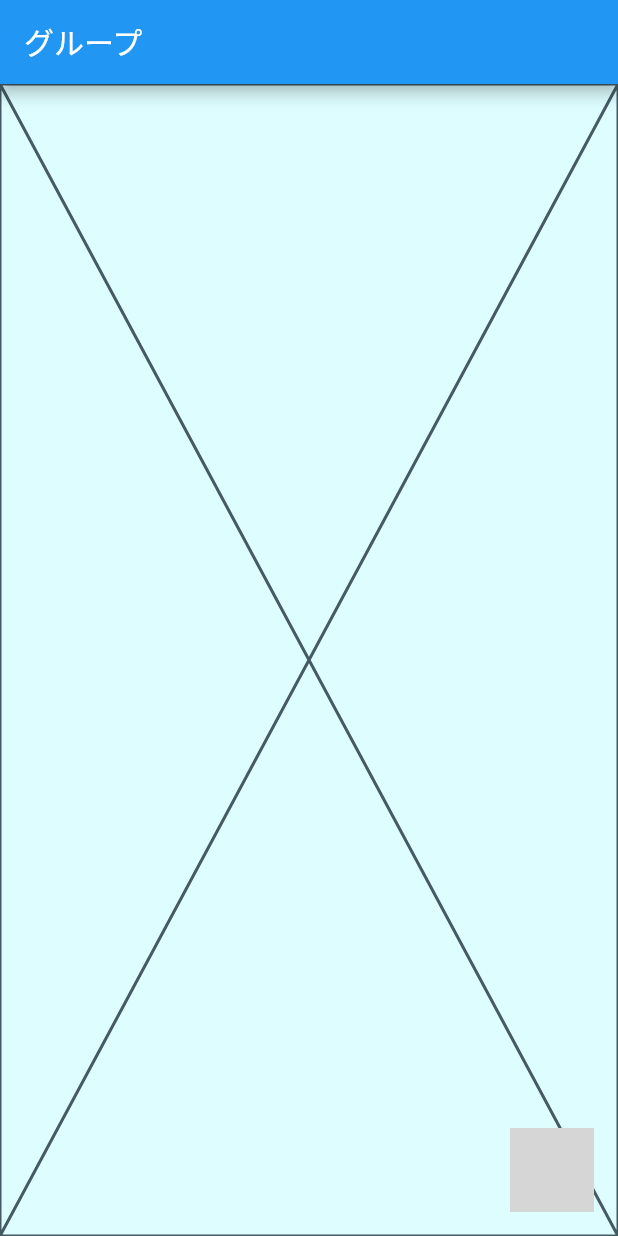
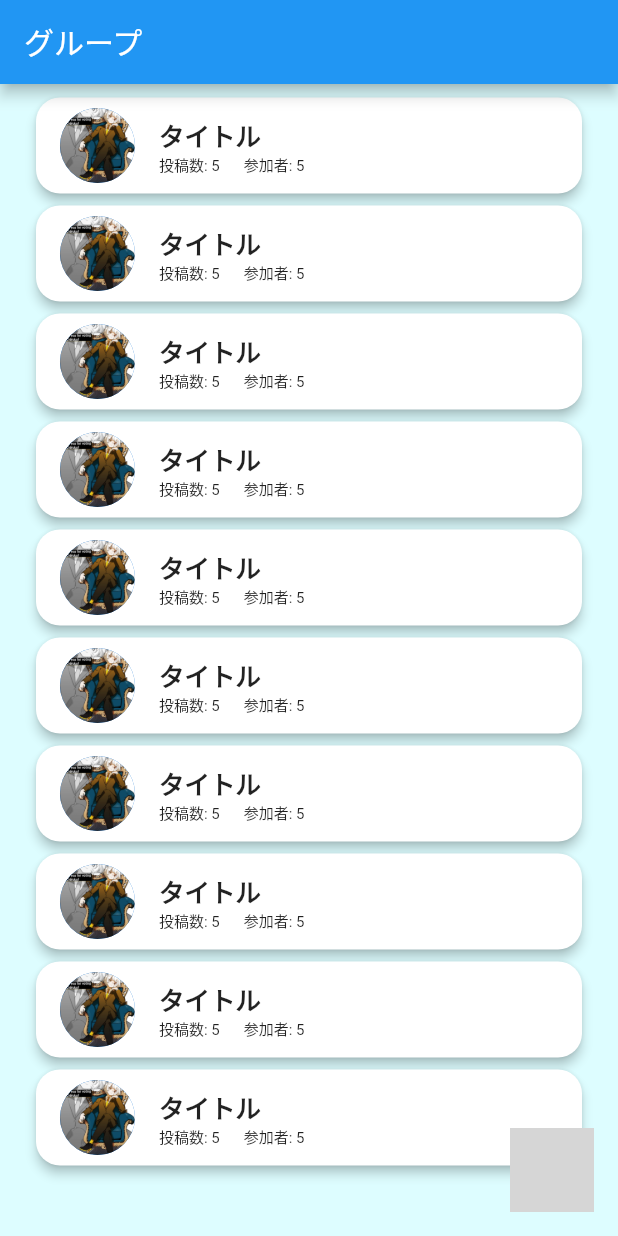
Before and after one commit to shotaro427/ImageShareApp, a Flutter app: the RoomListPage screen opened directly, on a phone screen of 412 x 824 dp. Run offline on Flutter 3.47's test engine with Material 2 defaults, Android fonts, the phone set to English and light mode, and no system bars; our stand-ins replace awesome_dialog, cloud_firestore, device_info, firebase_analytics, firebase_auth, firebase_storage and 10 more; missing offline and left inert: apple_sign_in, firebase_admob, floating_action_bubble, flutter_auth_buttons, flutter_state_notifier; accounts and stored records are empty; generated files the repository leaves out were written again; grey boxes are pictures that could not be loaded.

Commit message:
グループ一覧の静的実装

```diff
--- a/lib/model/controllers/room_list_controller/room_list_controller.dart
+++ b/lib/model/controllers/room_list_controller/room_list_controller.dart
@@ -1,4 +1,3 @@
-import 'package:flutter/material.dart';
 import 'package:flutter_riverpod/flutter_riverpod.dart';
 import 'package:image_share_app/model/controllers/room_list_controller/room_list_state.dart';
 import 'package:state_notifier/state_notifier.dart';
--- a/lib/model/entities/room.entity.dart
+++ b/lib/model/entities/room.entity.dart
@@ -1,6 +1,10 @@
+import 'package:flutter_riverpod/flutter_riverpod.dart';
 import 'package:freezed_annotation/freezed_annotation.dart';
+import 'package:state_notifier/state_notifier.dart';
 part 'room.entity.freezed.dart';
 part 'room.entity.g.dart';
+
+final roomStore = StateNotifierProvider((ref) => RoomController());
 
 @freezed
 abstract class RoomState with _$RoomState {
@@ -17,3 +21,11 @@ abstract class RoomState with _$RoomState {
   factory RoomState.fromJson(Map<String, dynamic> json) =>
       _$RoomStateFromJson(json);
 }
+
+class RoomController extends StateNotifier<RoomState> {
+  RoomController() : super(const RoomState());
+
+  void updateRoom(RoomState room) {
+    state = room;
+  }
+}
--- /dev/null
+++ b/lib/pages/room_list/room_item.dart
@@ -0,0 +1,62 @@
+import 'package:flutter/material.dart';
+import 'package:flutter/widgets.dart';
+
+class RoomItem extends StatelessWidget {
+  @override
+  Widget build(BuildContext context) {
+    return Padding(
+      padding: const EdgeInsets.symmetric(horizontal: 20),
+      child: SizedBox(
+        height: 72,
+        child: Card(
+          elevation: 3,
+          shape: RoundedRectangleBorder(
+            borderRadius: BorderRadius.circular(16),
+          ),
+          child: Padding(
+            padding: const EdgeInsets.symmetric(horizontal: 16),
+            child: Row(
+              children: [
+                CircleAvatar(
+                  backgroundImage: AssetImage('images/icon.jpeg'),
+                  radius: 25,
+                ),
+                Padding(
+                  padding: const EdgeInsets.symmetric(horizontal: 16),
+                  child: Column(
+                    mainAxisAlignment: MainAxisAlignment.center,
+                    crossAxisAlignment: CrossAxisAlignment.start,
+                    children: [
+                      Text(
+                        'タイトル',
+                        style: TextStyle(
+                          fontSize: 17,
+                          fontWeight: FontWeight.bold,
+                        ),
+                      ),
+                      Row(
+                        children: [
+                          Padding(
+                            padding: const EdgeInsets.only(right: 16),
+                            child: Text(
+                              '投稿数: 5',
+                              style: TextStyle(fontSize: 10),
+                            ),
+                          ),
+                          Text(
+                            '参加者: 5',
+                            style: TextStyle(fontSize: 10),
+                          ),
+                        ],
+                      )
+                    ],
+                  ),
+                ),
+              ],
+            ),
+          ),
+        ),
+      ),
+    );
+  }
+}
--- /dev/null
+++ b/lib/pages/room_list/room_list.dart
@@ -0,0 +1,18 @@
+import 'package:flutter/material.dart';
+import 'package:flutter/widgets.dart';
+import 'package:image_share_app/pages/room_list/room_item.dart';
+
+class RoomList extends StatelessWidget {
+  @override
+  Widget build(BuildContext context) {
+    return Padding(
+      padding: const EdgeInsets.only(top: 5),
+      child: ListView.builder(
+        itemBuilder: (BuildContext context, int index) {
+          return RoomItem();
+        },
+        itemCount: 10,
+      ),
+    );
+  }
+}
--- a/lib/pages/room_list/room_list_page.dart
+++ b/lib/pages/room_list/room_list_page.dart
@@ -1,6 +1,7 @@
 import 'package:flutter/material.dart';
 import 'package:image_share_app/constants/color.dart';
 import 'package:image_share_app/pages/room_list/floating_buttons.dart';
+import 'package:image_share_app/pages/room_list/room_list.dart';
 
 class RoomListPage extends StatelessWidget {
   @override
@@ -9,7 +10,7 @@ class RoomListPage extends StatelessWidget {
       appBar: AppBar(
         title: const Text('グループ'),
       ),
-      body: const Placeholder(),
+      body: RoomList(),
       floatingActionButtonLocation: FloatingActionButtonLocation.endFloat,
       floatingActionButton: FloatingButtons(),
       backgroundColor: backgroundColor,
```
